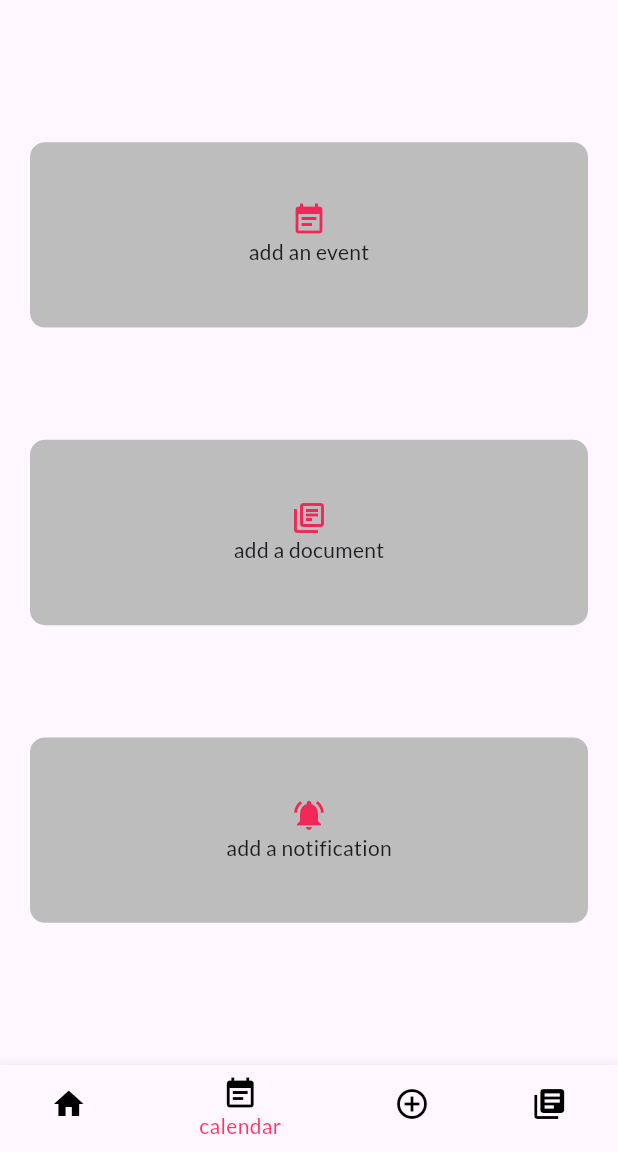
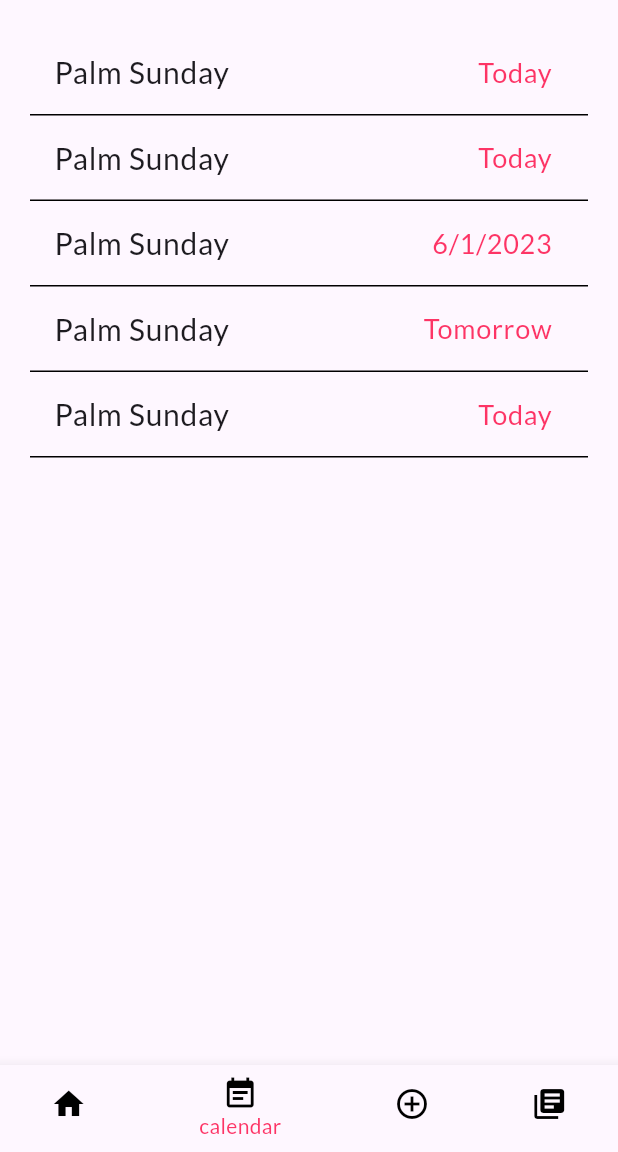
Before and after one commit to chotixity/great_hope, a Flutter app: the screen it shows once a user with an empty profile is signed in, item 2 of the bottom bar chosen, on a phone screen of 412 x 824 dp, the part 84-1236 px from its top. Run offline on Flutter 3.47's test engine with Material 2 defaults, Android fonts, the phone set to English and light mode, and no system bars; our stand-ins replace animated_splash_screen, cloud_firestore, file_picker, firebase_auth, firebase_core, image_picker; missing offline and left inert: text_divider; accounts and stored records are empty.

Commit message:
made a couple changes and added an events page

```diff
--- a/lib/Auth/Sign_up.dart
+++ b/lib/Auth/Sign_up.dart
@@ -21,6 +21,7 @@ class _SignUpState extends State<SignUp> {
   final _passwordController = TextEditingController();
   final _confirmPasswordController = TextEditingController();
   final _firestoreInstance = Firestore();
+
   @override
   void dispose() {
     _firstNameController.dispose();
@@ -152,7 +153,8 @@ class _SignUpState extends State<SignUp> {
                     _phoneController.text.trim(),
                     _emailController.text.trim(),
                   );
-                  Navigator.of(context).pushReplacementNamed(Homepage.routeName);
+                  Navigator.of(context)
+                      .pushReplacementNamed(Homepage.routeName);
                 } else {
                   ScaffoldMessenger.of(context).showSnackBar(
                     const SnackBar(
--- /dev/null
+++ b/lib/provider/eventProvider.dart
@@ -0,0 +1,46 @@
+import 'package:flutter/material.dart';
+import 'package:intl/intl.dart';
+
+import '../models/event.dart';
+
+class EventProvider with ChangeNotifier {
+  final List<Event> _events = [
+    Event(name: 'Palm Sunday', location: 'KUSDA', date: DateTime.now()),
+    Event(name: 'Palm Sunday', location: 'KUSDA', date: DateTime.now()),
+    Event(
+        name: 'Palm Sunday',
+        location: 'KUSDA',
+        date: DateTime.now().add(const Duration(days: 2))),
+    Event(
+        name: 'Palm Sunday',
+        location: 'KUSDA',
+        date: DateTime.now().add(const Duration(days: 1))),
+    Event(name: 'Palm Sunday', location: 'KUSDA', date: DateTime.now()),
+  ];
+
+  String formatDate(DateTime date) {
+    if (DateFormat.yMd().format(date) ==
+        (DateFormat.yMd().format(DateTime.now()))) {
+      return 'Today';
+    } else if (DateFormat.yMd().format(date) ==
+        (DateFormat.yMd()
+            .format(DateTime.now().add(const Duration(days: 1))))) {
+      return 'Tomorrow';
+    } else if (DateFormat.yMd().format(date) ==
+        (DateFormat.yMd()
+            .format(DateTime.now().subtract(const Duration(days: 1))))) {
+      return 'Yesterday';
+    } else {
+      return DateFormat.yMd().format(date);
+    }
+  }
+
+  List<Event> get events {
+    return [..._events];
+  }
+
+  void addEvent(newEvent) {
+    _events.add(newEvent);
+    notifyListeners();
+  }
+}
--- a/lib/screens/add.dart
+++ b/lib/screens/add.dart
@@ -1,4 +1,6 @@
 import 'package:flutter/material.dart';
+import 'package:great_hope/provider/eventProvider.dart';
+import 'package:provider/provider.dart';
 import 'dart:io';
 
 import '../widgets/event_widget_add.dart';
@@ -28,6 +30,9 @@ class Add extends StatelessWidget {
             );
           }),
           Event(Icons.library_books_outlined, 'add a document', () {
+            final date = Provider.of<EventProvider>(context, listen: false)
+                .formatDate(DateTime.now());
+            print(date);
             showBottomSheet(
                 context: context,
                 builder: ((BuildContext context) {
--- a/lib/screens/events.dart
+++ b/lib/screens/events.dart
@@ -1,66 +1,27 @@
-// import 'package:flutter/material.dart';
+import 'package:flutter/material.dart';
+import 'package:provider/provider.dart';
+import 'package:intl/intl.dart';
 
-// import '../widgets/Card.dart';
+import '../provider/eventProvider.dart';
+import '../widgets/eventtile.dart';
 
-// class Events extends StatelessWidget {
-//   const Events({super.key});
+class Events extends StatelessWidget {
+  const Events({super.key});
 
-//   @override
-//   Widget build(BuildContext context) {
-//     return Padding(
-//       padding: const EdgeInsets.only(
-//         top: 20,
-//         left: 15,
-//         right: 10,
-//       ),
-//       child: Flexible(
-//           child: Column(
-//         children: <Widget>[
-//           Text('Recently added'),
-//           SingleChildScrollView(
-//             scrollDirection: Axis.horizontal,
-//             child: Row(
-//               children: [
-//                 ClipRRect(
-//                   borderRadius: BorderRadius.circular(10),
-//                   child: Image.asset(
-//                     'assets/images/book-1.png',
-//                     fit: BoxFit.cover,
-//                   ),
-//                 ),
-//                 const SizedBox(
-//                   width: 10,
-//                 ),
-//                 ClipRRect(
-//                   borderRadius: BorderRadius.circular(15),
-//                   child: Image.asset(
-//                     'assets/images/book-2.png',
-//                     fit: BoxFit.cover,
-//                   ),
-//                 ),
-//                 const SizedBox(
-//                   width: 15,
-//                 ),
-//                 ClipRRect(
-//                   borderRadius: BorderRadius.circular(15),
-//                   child: Image.asset(
-//                     'assets/images/book-3.png',
-//                     fit: BoxFit.cover,
-//                   ),
-//                 ),
-//               ],
-//             ),
-//           ),
-//           const SizedBox(
-//             height: 20,
-//           ),
-//           const HomepageCard('Sabbath Service', 'Every sabbath', "From 8AM"),
-//           const SizedBox(
-//             height: 20,
-//           ),
-//           const HomepageCard('Sabbath Service', 'Every sabbath', "From 8AM"),
-//         ],
-//       )),
-//     );
-//   }
-// }
+  @override
+  Widget build(BuildContext context) {
+    final provider = Provider.of<EventProvider>(context);
+    return Padding(
+      padding: const EdgeInsets.all(20.0),
+      child: ListView.builder(
+        itemCount: provider.events.length,
+        itemBuilder: ((context, index) {
+          return EventTile(
+            provider.events[index].name,
+            provider.formatDate(provider.events[index].date),
+          );
+        }),
+      ),
+    );
+  }
+}
--- a/lib/widgets/bottom_bar.dart
+++ b/lib/widgets/bottom_bar.dart
@@ -29,7 +29,7 @@ class _HomepageState extends State<Homepage> {
 
     final List<Widget> widgetOptions = [
       const GHHomepage(),
-      //const Events(),
+      const Events(),
       const Add(),
       const Library(),
     ];
--- /dev/null
+++ b/lib/widgets/eventtile.dart
@@ -0,0 +1,27 @@
+import 'package:flutter/material.dart';
+
+class EventTile extends StatelessWidget {
+  final String title;
+  final String time;
+  const EventTile(this.title, this.time, {super.key});
+
+  @override
+  Widget build(BuildContext context) {
+    final theme = Theme.of(context);
+    return Container(
+      decoration: const BoxDecoration(
+        border: Border(
+          bottom: BorderSide(color: Colors.black),
+        ),
+        //borderRadius: BorderRadius.circular(30),
+      ),
+      child: ListTile(
+        title: Text(title),
+        trailing: Text(
+          time,
+          style: TextStyle(color: theme.primaryColor, fontSize: 18),
+        ),
+      ),
+    );
+  }
+}
--- a/pubspec.yaml
+++ b/pubspec.yaml
@@ -43,6 +43,7 @@ dependencies:
   shared_preferences: ^2.1.1
   image_picker: ^0.8.7+5
   path_provider: ^2.0.15
+  intl: ^0.18.1
 
 dev_dependencies:
   flutter_test:
```
Also changed, not shown: lib/main.dart (+13 -2 lines), lib/models/event.dart (added, +14 -0 lines), lib/widgets/Drawer.dart (+6 -7 lines), pubspec.lock.
